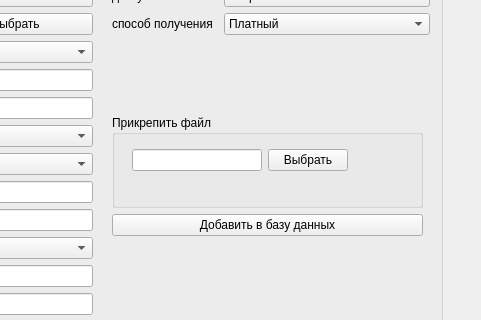
Above: newmeta.ui from AnMikhaylova/project_oop before the change; both pictures show x 268 to 749 and y 195 to 515 of the 749 by 622 pixel window. Below: the same form after it.
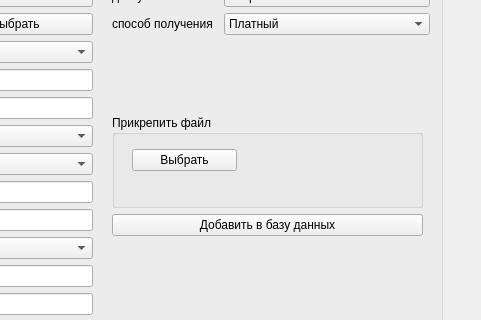
That is the form after the change.

Commit message: Added editvocabulary.cpp window (works). The linker does not work well in this window (needs to be fixed)

```diff
--- a/newmeta.ui
+++ b/newmeta.ui
@@ -340,9 +340,6 @@
          </rect>
         </property>
         <layout class="QHBoxLayout" name="horizontalLayout">
-         <item>
-          <widget class="QLineEdit" name="lineEdit_4"/>
-         </item>
          <item>
           <widget class="QPushButton" name="choose">
            <property name="text">
@@ -350,6 +347,13 @@
            </property>
           </widget>
          </item>
+         <item>
+          <widget class="QLabel" name="label_directory">
+           <property name="text">
+            <string/>
+           </property>
+          </widget>
+         </item>
         </layout>
        </widget>
       </widget>
```
The commit also changes 7 other files.
